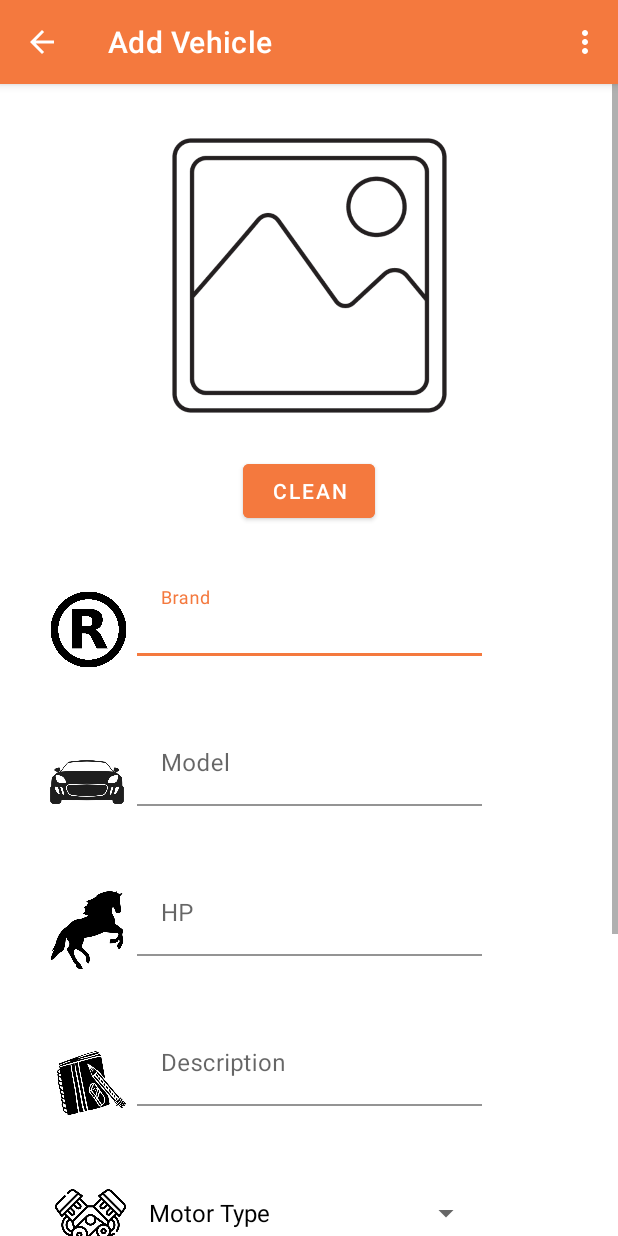
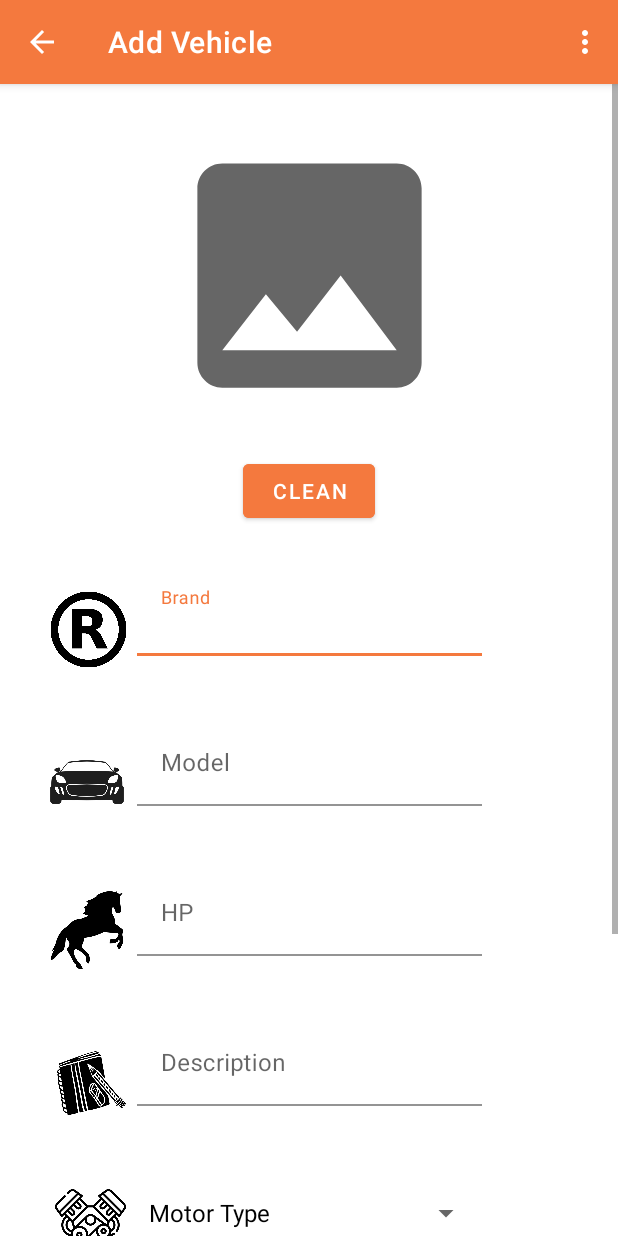
Before and after one commit to Rafa-AG/InfoCar, an Android app: the FormActivity screen opened directly, with no data from a screen before it, on a phone screen of 412 x 824 dp. Run offline under Robolectric (Android 15) with nearby library versions, the phone set to English and light mode, and no system bars; 1 statement that could not run was skipped.

Commit message:
Last commit

```diff
--- /dev/null
+++ b/app/src/main/res/drawable/ic_lands.xml
@@ -0,0 +1,10 @@
+<vector xmlns:android="http://schemas.android.com/apk/res/android"
+    android:width="24dp"
+    android:height="24dp"
+    android:viewportWidth="24"
+    android:viewportHeight="24"
+    android:tint="?attr/colorControlNormal">
+  <path
+      android:fillColor="@android:color/white"
+      android:pathData="M21,19V5c0,-1.1 -0.9,-2 -2,-2H5c-1.1,0 -2,0.9 -2,2v14c0,1.1 0.9,2 2,2h14c1.1,0 2,-0.9 2,-2zM8.5,13.5l2.5,3.01L14.5,12l4.5,6H5l3.5,-4.5z"/>
+</vector>
--- a/app/src/main/res/layout-land/content_form.xml
+++ b/app/src/main/res/layout-land/content_form.xml
@@ -234,8 +234,7 @@
         app:layout_constraintEnd_toStartOf="@+id/scrollView4"
         app:layout_constraintStart_toStartOf="parent"
         app:layout_constraintTop_toTopOf="parent"
-        app:srcCompat="@drawable/ic_landscape"
-        tools:srcCompat="@tools:sample/avatars" />
+        app:srcCompat="@drawable/ic_lands" />
 
     <Button
         android:id="@+id/clean_button"
--- a/app/src/main/res/layout/content_form.xml
+++ b/app/src/main/res/layout/content_form.xml
@@ -228,8 +228,7 @@
                 app:layout_constraintEnd_toEndOf="parent"
                 app:layout_constraintStart_toStartOf="parent"
                 app:layout_constraintTop_toTopOf="parent"
-                app:srcCompat="@drawable/ic_landscape"
-                tools:srcCompat="@tools:sample/avatars" />
+                app:srcCompat="@drawable/ic_lands" />
 
             <Button
                 android:id="@+id/delete_button"
```
Also changed, not shown: app/src/main/res/drawable/ic_baseline_add_24.xml (added, +10 -0 lines), app/src/main/res/drawable-v24/ic_landscape.png (deleted).
